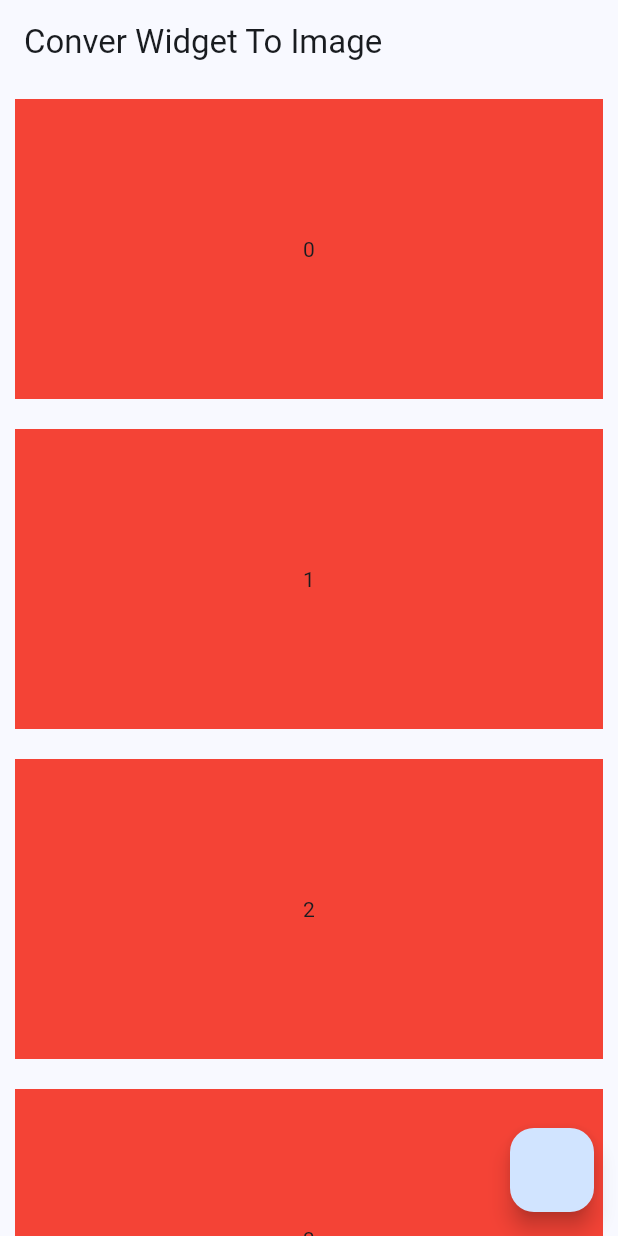
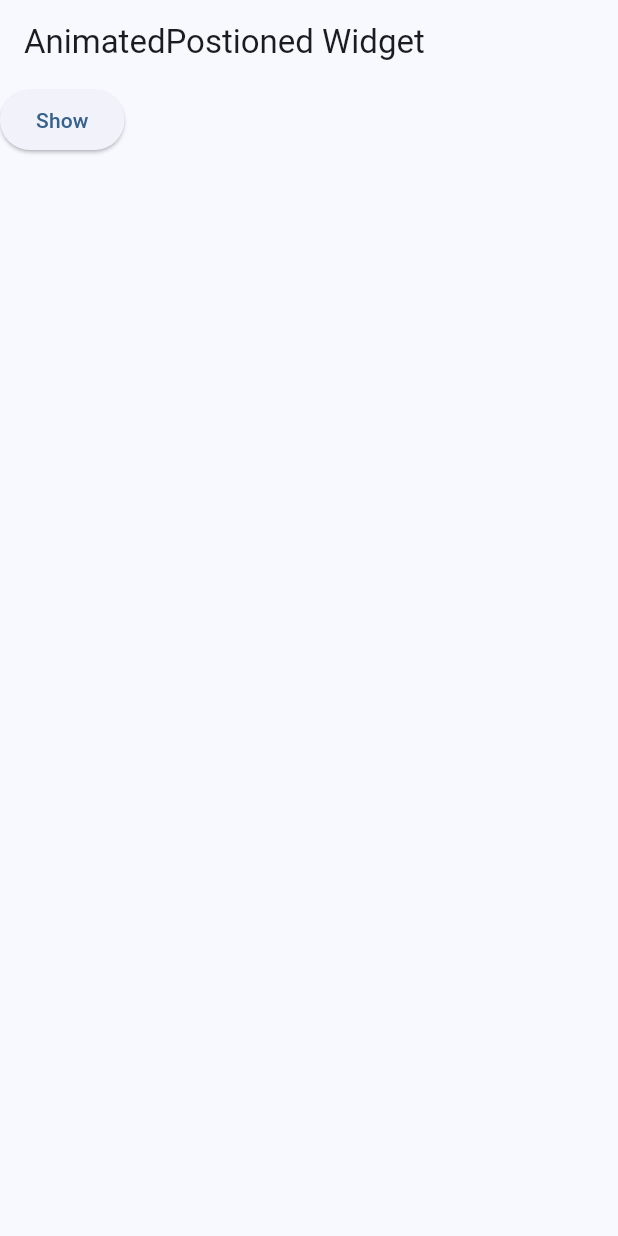
Before and after one commit to MohammadBahlaq/flutter_application_2, a Flutter app: the screen it shows after launch, on a phone screen of 412 x 824 dp. Run offline on Flutter 3.47's test engine with Material 3 defaults, Android fonts, the phone set to English and light mode, and no system bars; our stand-ins replace barcode_widget, easy_localization, file_picker, flutter_secure_storage, flutter_svg, geocoding and 11 more; missing offline and left inert: excel, media_store_plus, mobile_scanner, short_navigation, syncfusion_flutter_xlsio; accounts and stored records are empty.

Commit message:
animated postioned

```diff
--- a/lib/main.dart
+++ b/lib/main.dart
@@ -1,8 +1,8 @@
 import 'package:easy_localization/easy_localization.dart';
 import 'package:flutter/material.dart';
 import 'package:flutter_application_2/core/get_it.dart';
-import 'package:flutter_application_2/examples/conver_widget_to_image.dart';
 import 'package:flutter_application_2/provider/controller/theme_controller.dart';
+import 'package:flutter_application_2/widgets/animated_postioned_widget.dart';
 import 'package:flutter_application_2/widgets/navigation_widgets/navigation.dart';
 import 'package:flutter_secure_storage/flutter_secure_storage.dart';
 import 'package:media_store_plus/media_store_plus.dart';
@@ -80,7 +80,7 @@ class MyApp extends StatelessWidget {
               // dialogTheme: DialogThemeData(),
               // scaffoldBackgroundColor: Colors.blue,
             ),
-            home: ConverWidgetToImage(),
+            home: AnimatedPostionedWidget(),
             routes: {
               "/PageOne": (_) => PageOne(),
               "PageTwo": (_) => PageTwo(name: ''),
--- /dev/null
+++ b/lib/widgets/animated_postioned_widget.dart
@@ -0,0 +1,44 @@
+import 'package:flutter/material.dart';
+
+class AnimatedPostionedWidget extends StatefulWidget {
+  const AnimatedPostionedWidget({super.key});
+
+  @override
+  State<AnimatedPostionedWidget> createState() =>
+      _AnimatedPostionedWidgetState();
+}
+
+class _AnimatedPostionedWidgetState extends State<AnimatedPostionedWidget> {
+  double postion = -400;
+
+  @override
+  Widget build(BuildContext context) {
+    return Scaffold(
+      appBar: AppBar(title: Text("AnimatedPostioned Widget")),
+      body: Stack(
+        clipBehavior: Clip.none,
+        children: [
+          AnimatedPositioned(
+            top: postion,
+            curve: Curves.easeInOut,
+            onEnd: () {},
+            duration: Duration(seconds: 1),
+            child: Container(height: 400, width: 200, color: Colors.red),
+          ),
+          ElevatedButton(
+            onPressed: () {
+              if (postion == 0) {
+                postion = -400;
+              } else {
+                postion = 0;
+              }
+
+              setState(() {});
+            },
+            child: Text("Show"),
+          ),
+        ],
+      ),
+    );
+  }
+}
```
